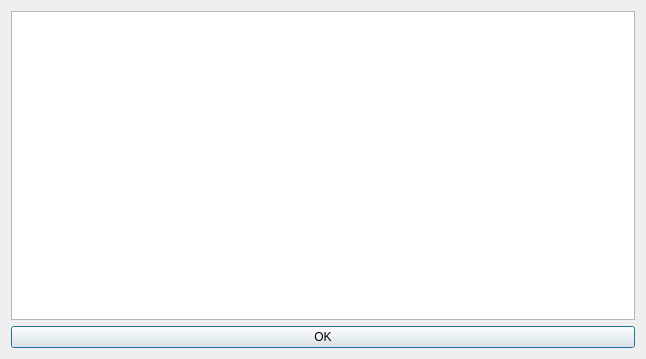
Qt form console.ui (fusioninventory/fusioninventory-agent-gui) before a commit.
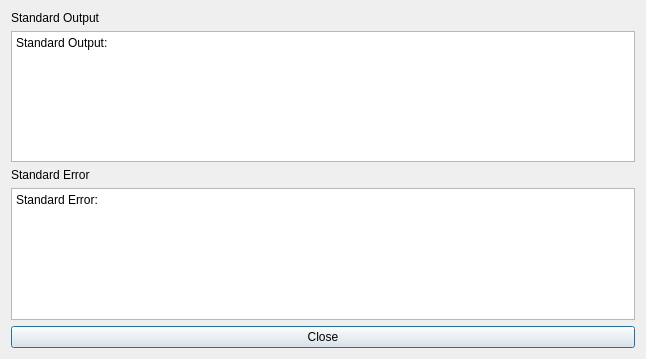
The same form after that commit. Icons and pictures are not drawn.

```diff
--- a/console.ui
+++ b/console.ui
@@ -15,19 +15,45 @@
   </property>
   <layout class="QVBoxLayout" name="verticalLayout">
    <item>
-    <widget class="QPlainTextEdit" name="plainTextConsole">
+    <widget class="QLabel" name="label">
+     <property name="text">
+      <string>Standard Output</string>
+     </property>
+    </widget>
+   </item>
+   <item>
+    <widget class="QPlainTextEdit" name="plainTextConsoleOut">
      <property name="readOnly">
       <bool>true</bool>
      </property>
      <property name="plainText">
-      <string notr="true"/>
+      <string notr="true">Standard Output:
+</string>
+     </property>
+    </widget>
+   </item>
+   <item>
+    <widget class="QLabel" name="label_2">
+     <property name="text">
+      <string>Standard Error</string>
+     </property>
+    </widget>
+   </item>
+   <item>
+    <widget class="QPlainTextEdit" name="plainTextConsoleErr">
+     <property name="readOnly">
+      <bool>true</bool>
+     </property>
+     <property name="plainText">
+      <string notr="true">Standard Error:
+</string>
      </property>
     </widget>
    </item>
    <item>
     <widget class="QPushButton" name="pushButtonOK">
      <property name="text">
-      <string>OK</string>
+      <string>Close</string>
      </property>
     </widget>
    </item>
```
Left out of the diff: 11 changed lines with no effect on the pictures.
